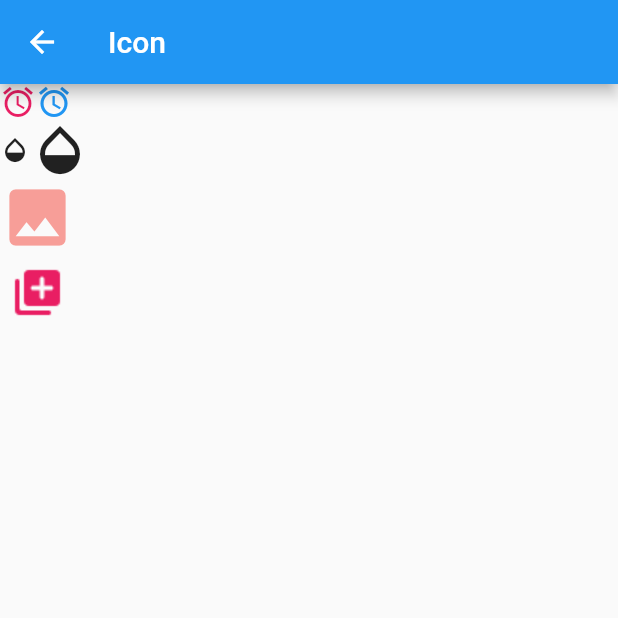
After one commit to kwcho7/FlutterDemo, a Flutter app: the IconPage screen opened directly, on a phone screen of 412 x 824 dp, the top half of it. The commit adds this screen. Run offline on Flutter 3.47's test engine with Material 2 defaults, Android fonts, the phone set to English and light mode, and no system bars; network calls fail.

Commit message:
added. Image Icon

```diff
--- a/lib/basic/BasicPage.dart
+++ b/lib/basic/BasicPage.dart
@@ -1,6 +1,7 @@
 import 'package:flutter/material.dart';
 
 import 'ContainerPage.dart';
+import 'IconPage.dart';
 import 'ImagePage.dart';
 import 'RowPage.dart';
 import 'TextPage.dart';
@@ -46,6 +47,12 @@ class BasicState extends State<BasicPage> {
               onPressed: () {
                 Navigator.push(context, MaterialPageRoute(builder: (context) => TextPage()));
               },
+            ),
+            RaisedButton(
+              child: Text("Icon"),
+              onPressed: () {
+                Navigator.push(context, MaterialPageRoute(builder: (context) => IconPage()));
+              },
             )
           ],
         ),
--- /dev/null
+++ b/lib/basic/IconPage.dart
@@ -0,0 +1,97 @@
+import 'package:flutter/material.dart';
+
+///
+/// 아이콘을 표현한다.
+///
+class IconPage extends StatelessWidget {
+  @override
+  Widget build(BuildContext context) {
+    return SafeArea(
+      child: Scaffold(
+        appBar: AppBar(
+          title: Text("Icon"),
+        ),
+        body: IconPageWidget(),
+      ),
+    );
+  }
+}
+
+class IconPageWidget extends StatefulWidget {
+  @override
+  State<StatefulWidget> createState() {
+    return IconPageState();
+  }
+}
+
+class IconPageState extends State<IconPageWidget> {
+  @override
+  Widget build(BuildContext context) {
+    return Column(
+      children: <Widget>[
+        _colorIcons(),
+        _sizeIcons(),
+        _themeIcons(),
+        _imageIcons(),
+      ],
+    );
+  }
+
+  // Icon 의 color
+  Widget _colorIcons() {
+    return Row(
+      mainAxisAlignment: MainAxisAlignment.start,
+      children: <Widget>[
+        Icon(
+          Icons.access_alarm,
+          color: Colors.pink,
+        ),
+        Icon(
+          Icons.access_alarm,
+          color: Colors.blue,
+        )
+      ],
+    );
+  }
+
+  // Icon 의 Size
+  Widget _sizeIcons() {
+    return Row(
+      children: <Widget>[
+        Icon(
+          Icons.opacity,
+          size: 20,
+        ),
+        Icon(
+          Icons.opacity,
+          size: 40,
+        )
+      ],
+    );
+  }
+
+  // Icon Theme
+  Widget _themeIcons() {
+    return Row(
+      children: <Widget>[
+        IconTheme(
+          data: IconThemeData(color: Colors.red, opacity: 0.5, size: 50),
+          child: Icon(Icons.image),
+        )
+      ],
+    );
+  }
+
+  // ImageIcon
+  Widget _imageIcons() {
+    return Row(
+      children: <Widget>[
+        ImageIcon(
+          AssetImage("images/round_queue_black.png"),
+          color: Colors.pink,
+          size: 50,
+        )
+      ],
+    );
+  }
+}
--- a/pubspec.yaml
+++ b/pubspec.yaml
@@ -42,7 +42,7 @@ flutter:
 
   # To add assets to your application, add an assets section, like this:
   assets:
-    - images/dog.jpeg
+    - images/
 
   # An image asset can refer to one or more resolution-specific "variants", see
   # https://flutter.dev/assets-and-images/#resolution-aware.
```
Also changed, not shown: images/round_queue_black.png (added).
